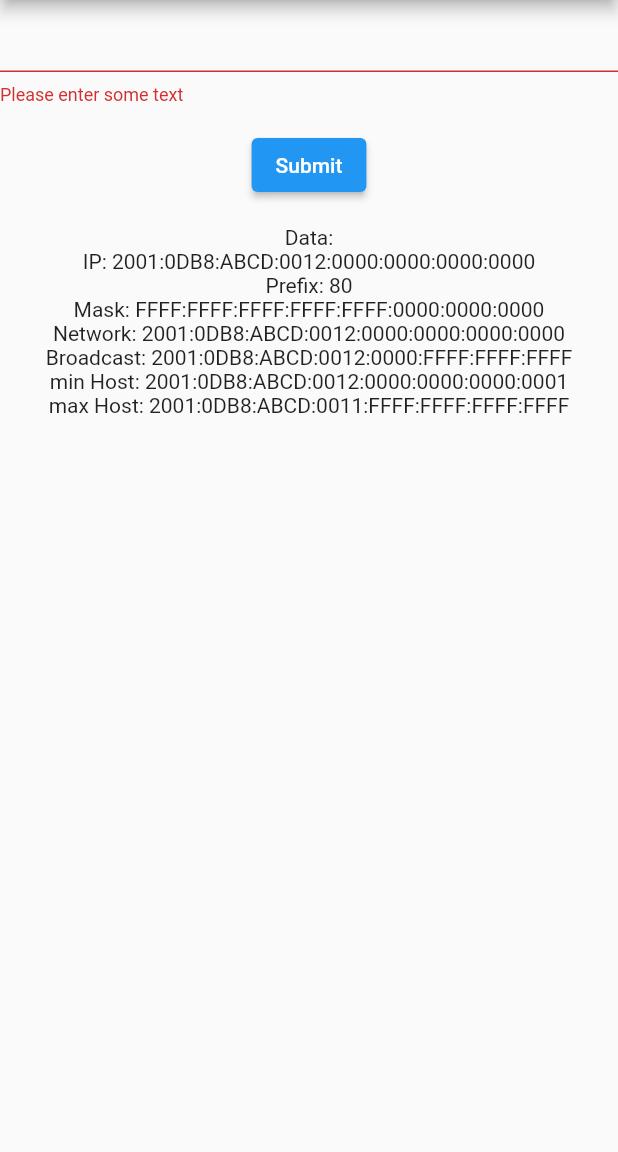
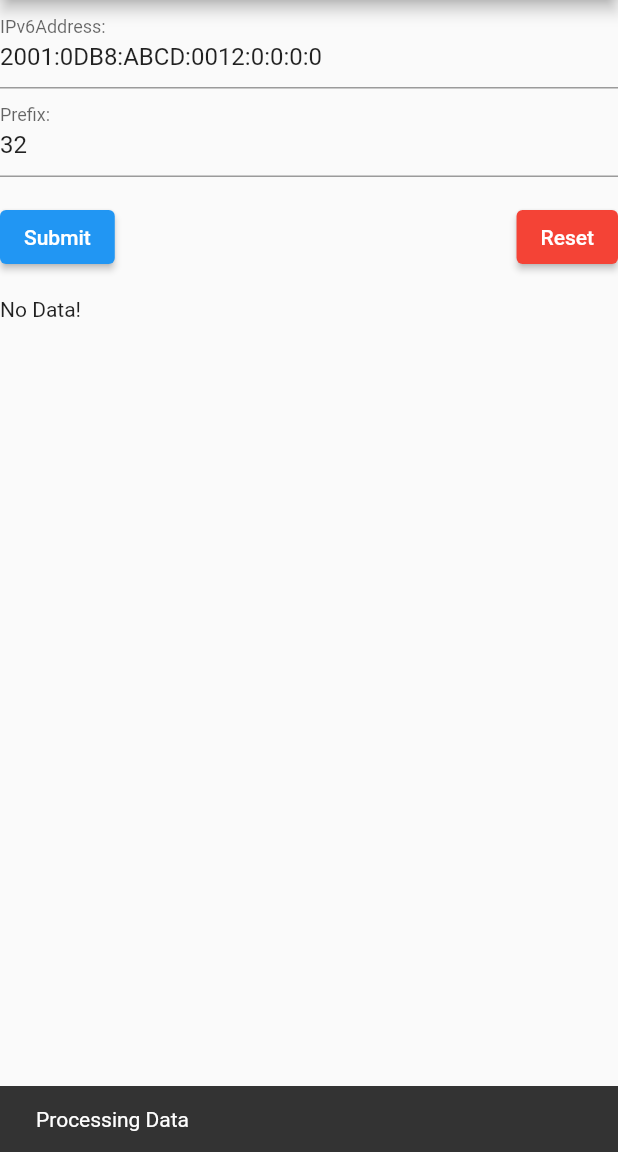
Before and after one commit to Malte2036/networkcalculator, a Flutter app: the screen it shows after launch, after a tap on "Submit", on a phone screen of 412 x 824 dp, the part 84-1236 px from its top. Run offline on Flutter 3.47's test engine with Material 2 defaults, Android fonts, the light colour scheme and no system bars.

Commit message:
Form setup

```diff
--- a/lib/data/IPMath.dart
+++ b/lib/data/IPMath.dart
@@ -63,4 +63,20 @@ class IPMath {
   static String bigIntToHex(BigInt value) {
     return value.toRadixString(16);
   }
+
+  static List<String> ipStringToArray(String ipString) {
+    return ipString.split(":");
+  }
+
+  static bool isValidIPv6AddressString(String iPv6AddressString){
+    var ipv6List = ipStringToArray(iPv6AddressString);
+    if(ipv6List.length != IPMath.iPv6AddressByteBlockCount){
+      var iPv6AddressString2 = iPv6AddressString;
+      return false;
+    }
+    if(ipv6List.any((element) => int.tryParse("0x" + element) == null)){
+      return false;
+    }
+    return true;
+  }
 }
--- a/lib/data/IPv6Address.dart
+++ b/lib/data/IPv6Address.dart
@@ -3,7 +3,9 @@ import 'package:networkcalculator/data/IPMath.dart';
 class IPv6Address {
   IPv6Address(List<String> ipv6List) {
     if (ipv6List.length != IPMath.iPv6AddressByteBlockCount) {
-      throw ("Invalid IPv6Address, should have " + IPMath.iPv6AddressByteBlockCount.toString() +  " parts");
+      throw ("Invalid IPv6Address, should have " +
+          IPMath.iPv6AddressByteBlockCount.toString() +
+          " parts");
     }
     this._ipv6List = ipv6List;
   }
@@ -11,11 +13,14 @@ class IPv6Address {
   late final List<String> _ipv6List;
 
   factory IPv6Address.fromIPString(String ipString) {
-    return new IPv6Address(ipStringToArray(ipString));
+    if (!IPMath.isValidIPv6AddressString(ipString)) {
+      throw ("Invalid IPv6Address");
+    }
+    return new IPv6Address(IPMath.ipStringToArray(ipString));
   }
 
   factory IPv6Address.fromShortIPString(String ipString) {
-    return new IPv6Address(ipStringToArray(ipString + ":0:0:0:0:0"));
+    return new IPv6Address.fromIPString(ipString + ":0:0:0:0:0");
   }
 
   factory IPv6Address.fromBinary(String binaryString) {
@@ -60,16 +65,13 @@ class IPv6Address {
     return IPv6Address.fromBinary(binaryString);
   }
 
-  factory IPv6Address.addToIp(IPv6Address iPv6Address, int addCount){
+  factory IPv6Address.addToIp(IPv6Address iPv6Address, int addCount) {
     String binaryString = iPv6Address.getBinary();
     BigInt oldBinaryInt = IPMath.binaryToBigInt(binaryString);
 
-    String newBinary = IPMath.bigIntToFullBitBinary(oldBinaryInt + BigInt.from(addCount));
+    String newBinary =
+        IPMath.bigIntToFullBitBinary(oldBinaryInt + BigInt.from(addCount));
     return IPv6Address.fromBinary(newBinary);
-  }
-
-  static List<String> ipStringToArray(String ipString) {
-    return ipString.split(":");
   }
 
   List<String> getIPList() {
--- a/lib/data/NetworkMask.dart
+++ b/lib/data/NetworkMask.dart
@@ -1,6 +1,7 @@
 import 'package:networkcalculator/data/IPv6Address.dart';
 
 class NetworkMask {
+
   NetworkMask(String iPv6AddressString, int prefix) {
     this._iPv6Address = IPv6Address.fromIPString(iPv6AddressString);
     this._prefix = prefix;
--- /dev/null
+++ b/lib/data/NetworkMaskManager.dart
@@ -0,0 +1,13 @@
+import 'package:networkcalculator/data/NetworkMask.dart';
+
+mixin NetworkMaskManager {
+  static NetworkMask? _currentNetworkMask;
+
+  static NetworkMask? getNetworkMask(){
+    return _currentNetworkMask;
+  }
+
+  static void setNetworkMask(NetworkMask networkMask){
+    _currentNetworkMask = networkMask;
+  }
+}
--- a/lib/screens/networkManagerMainScreen.dart
+++ b/lib/screens/networkManagerMainScreen.dart
@@ -17,13 +17,12 @@ class _NetworkManagerMainScreenState extends State<NetworkManagerMainScreen> {
         title: Text("Network Calculator"),
       ),
       body: Container(
-        child:
-            ListView(
-              children: [
-                CalculateNetworkMaskFormWidget(),
-                NetworkMaskInfoWidget()
-              ],
-            ),
+        child: ListView(
+          children: [
+            CalculateNetworkMaskFormWidget(),
+            NetworkMaskInfoWidget(),
+          ],
+        ),
       ),
     );
   }
--- a/lib/widgets/calculateNetworkMaskFormWidget.dart
+++ b/lib/widgets/calculateNetworkMaskFormWidget.dart
@@ -1,6 +1,8 @@
 import 'package:flutter/material.dart';
 import 'package:flutter/widgets.dart';
-import 'package:networkcalculator/widgets/networkMaskInfoWidget.dart';
+import 'package:networkcalculator/data/IPMath.dart';
+import 'package:networkcalculator/data/NetworkMask.dart';
+import 'package:networkcalculator/data/NetworkMaskManager.dart';
 
 class CalculateNetworkMaskFormWidget extends StatefulWidget {
   @override
@@ -12,33 +14,76 @@ class _CalculateNetworkMaskFormWidgetState
     extends State<CalculateNetworkMaskFormWidget> {
   final _formKey = GlobalKey<FormState>();
 
+  String _inputIPv6AddressString = "2001:0DB8:ABCD:0012:0:0:0:0";
+  int _inputPrefix = 32;
+
   @override
   Widget build(BuildContext context) {
     return Form(
       key: _formKey,
       child: Column(
-        //crossAxisAlignment: CrossAxisAlignment.start,
+        crossAxisAlignment: CrossAxisAlignment.start,
         children: <Widget>[
           TextFormField(
             validator: (value) {
               if (value!.isEmpty) {
-                return 'Please enter some text';
+                return 'Insert IPv6Address';
+              }
+              if (!IPMath.isValidIPv6AddressString(value)) {
+                return 'No valid IPv6Address (example: 2001:0DB8:ABCD:0012:0:0:0:0)';
               }
               return null;
             },
+            initialValue: _inputIPv6AddressString,
+            onChanged: (value) => _inputIPv6AddressString = value,
+            decoration: InputDecoration(
+              hintText: 'Please enter IPv6Address',
+              labelText: 'IPv6Address:',
+            ),
+          ),
+          TextFormField(
+            keyboardType: TextInputType.number,
+            validator: (value) {
+              if (value!.isEmpty) {
+                return 'Insert Prefix';
+              }
+              return null;
+            },
+            initialValue: _inputPrefix.toString(),
+            onChanged: (value) => _inputPrefix = int.parse(value),
+            decoration: InputDecoration(
+              hintText: 'Please enter Prefix',
+              labelText: 'Prefix:',
+            ),
           ),
           Padding(
             padding: const EdgeInsets.symmetric(vertical: 16.0),
-            child: ElevatedButton(
-              onPressed: () {
-                // If the form is valid, display a Snackbar.
-                if (_formKey.currentState!.validate()) {
-                  // If the form is valid, display a Snackbar.
-                  ScaffoldMessenger.of(context)
-                      .showSnackBar(SnackBar(content: Text('Processing Data')));
-                }
-              },
-              child: Text('Submit'),
+            child: Row(
+              mainAxisAlignment: MainAxisAlignment.spaceBetween,
+              children: [
+                ElevatedButton(
+                  onPressed: () {
+                    if (_formKey.currentState!.validate()) {
+                      ScaffoldMessenger.of(context).showSnackBar(
+                          SnackBar(content: Text('Processing Data')));
+                      var networkMask = new NetworkMask(
+                          _inputIPv6AddressString, _inputPrefix);
+                      NetworkMaskManager.setNetworkMask(networkMask);
+                    }
+                  },
+                  child: Text('Submit'),
+                ),
+                ElevatedButton(
+                  onPressed: () {
+                    _formKey.currentState!.reset();
+                  },
+                  style: ElevatedButton.styleFrom(
+                    primary: Colors.red, // background
+                    onPrimary: Colors.white, // foreground
+                  ),
+                  child: Text('Reset'),
+                ),
+              ],
             ),
           ),
         ],
--- a/lib/widgets/networkMaskInfoWidget.dart
+++ b/lib/widgets/networkMaskInfoWidget.dart
@@ -1,29 +1,22 @@
 import 'package:flutter/widgets.dart';
-import 'package:networkcalculator/data/NetworkMask.dart';
 
 class NetworkMaskInfoWidget extends StatefulWidget {
+  final _NetworkMaskInfoWidgetState currentNetworkMaskInfoWidgetState =
+      _NetworkMaskInfoWidgetState();
+
   @override
-  _NetworkMaskInfoWidgetState createState() => _NetworkMaskInfoWidgetState();
+  _NetworkMaskInfoWidgetState createState() {
+    return _NetworkMaskInfoWidgetState();
+  }
 }
 
 class _NetworkMaskInfoWidgetState extends State<NetworkMaskInfoWidget> {
-  NetworkMask networkMask =
-      new NetworkMask("2001:0DB8:ABCD:0012:0000:0000:0000:0000", 80);
+  String printNetworkMask = "No Data!";
 
   @override
   Widget build(BuildContext context) {
-    return new Column(
-      children: [
-        Text("Data:"),
-        Text("IP: " + networkMask.getIPv6Address().getIPString()),
-        Text("Prefix: " + networkMask.getPrefix().toString()),
-        Text("Mask: " + networkMask.getMaskIPv6Address().getIPString()),
-        Text("Network: " + networkMask.getNetworkIPv6Address().getIPString()),
-        Text("Broadcast: " +
-            networkMask.getBroadcastIPv6Address().getIPString()),
-        Text("min Host: " + networkMask.getMinHostIPv6Address().getIPString()),
-        Text("max Host: " + networkMask.getMaxHostIPv6Address().getIPString()),
-      ],
+    return Text(
+      printNetworkMask + " ",
     );
   }
 }
```
